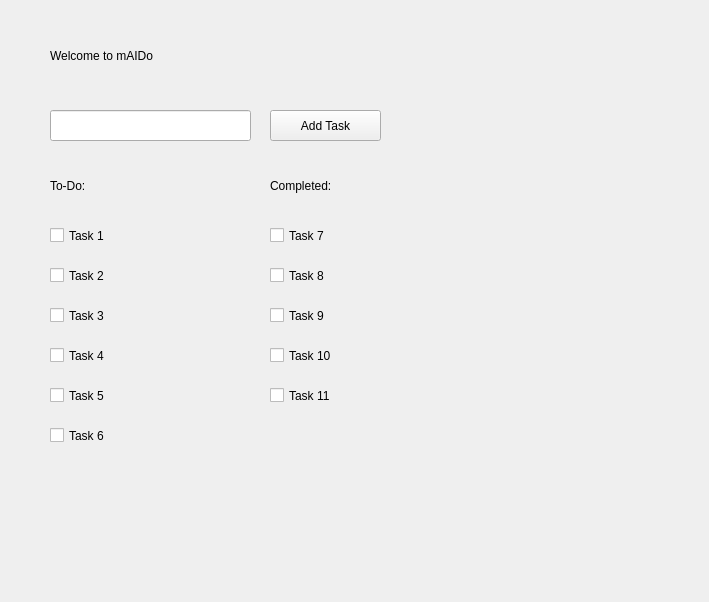
Delen0828/mAIDo, file main.ui: the form before one commit.
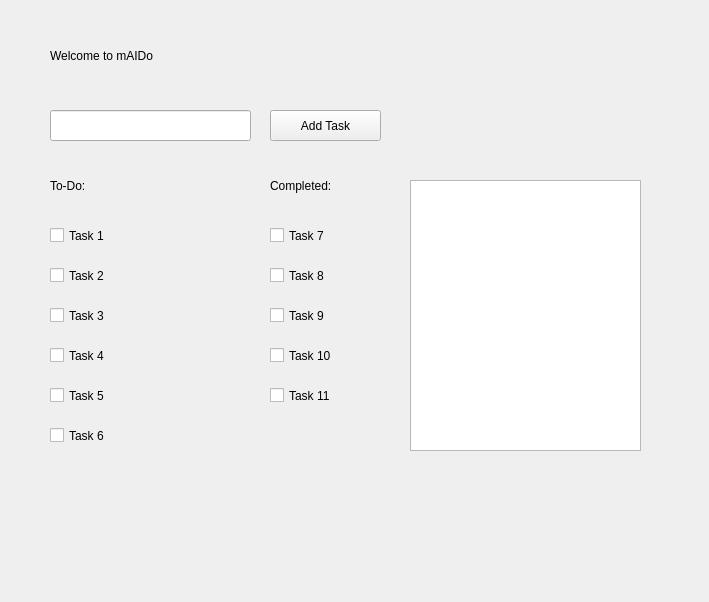
The form after the commit.

Commit message: list widget

Patch:
```diff
--- a/main.ui
+++ b/main.ui
@@ -281,6 +281,16 @@
     <string>Completed:</string>
    </property>
   </widget>
+  <widget class="QListWidget" name="listWidget">
+   <property name="geometry">
+    <rect>
+     <x>410</x>
+     <y>180</y>
+     <width>231</width>
+     <height>271</height>
+    </rect>
+   </property>
+  </widget>
  </widget>
  <resources/>
  <connections/>
```
The commit also changes 3 other files.
